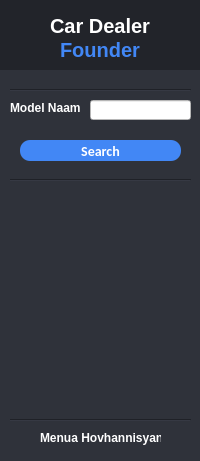
The window that Interface/mainwindow.ui (UAntwerpen/groep-ta-2020-2021-menua) describes before a commit, drawn with Qt 5.
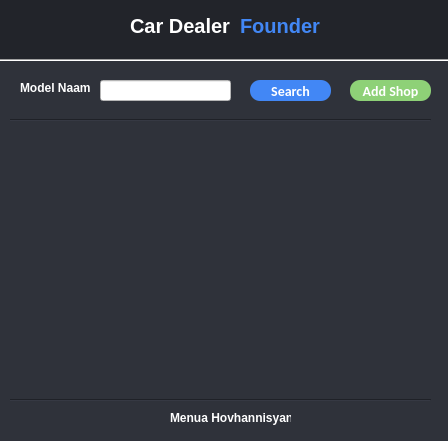
The same window after the commit.

```diff
--- a/Interface/mainwindow.ui
+++ b/Interface/mainwindow.ui
@@ -9,8 +9,8 @@
    <rect>
     <x>0</x>
     <y>0</y>
-    <width>200</width>
-    <height>461</height>
+    <width>448</width>
+    <height>441</height>
    </rect>
   </property>
   <property name="sizePolicy">
@@ -36,8 +36,8 @@
     <property name="geometry">
      <rect>
       <x>0</x>
-      <y>70</y>
-      <width>200</width>
+      <y>60</y>
+      <width>451</width>
       <height>391</height>
      </rect>
     </property>
@@ -59,30 +59,8 @@
      <rect>
       <x>0</x>
       <y>0</y>
-      <width>201</width>
-      <height>91</height>
-     </rect>
-    </property>
-    <property name="styleSheet">
-     <string notr="true">color: rgb(34, 36, 42);</string>
-    </property>
-    <property name="frameShadow">
-     <enum>QFrame::Plain</enum>
-    </property>
-    <property name="lineWidth">
-     <number>500</number>
-    </property>
-    <property name="orientation">
-     <enum>Qt::Horizontal</enum>
-    </property>
-   </widget>
-   <widget class="Line" name="line_3">
-    <property name="geometry">
-     <rect>
-      <x>20</x>
-      <y>650</y>
-      <width>1261</width>
-      <height>51</height>
+      <width>451</width>
+      <height>61</height>
      </rect>
     </property>
     <property name="styleSheet">
@@ -101,9 +79,9 @@
    <widget class="QPushButton" name="search_btn">
     <property name="geometry">
      <rect>
-      <x>20</x>
-      <y>140</y>
-      <width>161</width>
+      <x>250</x>
+      <y>80</y>
+      <width>81</width>
       <height>21</height>
      </rect>
     </property>
@@ -130,18 +108,18 @@
    <widget class="QLineEdit" name="input_txt">
     <property name="geometry">
      <rect>
-      <x>90</x>
-      <y>100</y>
-      <width>101</width>
-      <height>20</height>
+      <x>100</x>
+      <y>80</y>
+      <width>131</width>
+      <height>21</height>
      </rect>
     </property>
    </widget>
    <widget class="QLabel" name="label1">
     <property name="geometry">
      <rect>
-      <x>10</x>
-      <y>100</y>
+      <x>20</x>
+      <y>80</y>
       <width>71</width>
       <height>16</height>
      </rect>
@@ -159,8 +137,8 @@
     <property name="geometry">
      <rect>
       <x>10</x>
-      <y>170</y>
-      <width>181</width>
+      <y>390</y>
+      <width>421</width>
       <height>20</height>
      </rect>
     </property>
@@ -175,14 +153,14 @@
    <widget class="QLabel" name="label_2">
     <property name="geometry">
      <rect>
-      <x>50</x>
+      <x>130</x>
       <y>10</y>
       <width>111</width>
       <height>31</height>
      </rect>
     </property>
     <property name="styleSheet">
-     <string notr="true">background-color: rgb(34, 36, 42);
+     <string notr="true">background-color: none;
 color: rgb(255, 255, 255);
 font: bold Calibri;
 font-size: 20px;</string>
@@ -194,14 +172,14 @@
    <widget class="QLabel" name="label_3">
     <property name="geometry">
      <rect>
-      <x>60</x>
-      <y>40</y>
+      <x>240</x>
+      <y>10</y>
       <width>91</width>
-      <height>20</height>
+      <height>31</height>
      </rect>
     </property>
     <property name="styleSheet">
-     <string notr="true">background-color: rgb(34, 36, 42);
+     <string notr="true">background-color: none;
 color: rgb(66, 135, 245);
 font: bold Calibri;
 font-size: 20px;</string>
@@ -214,48 +192,8 @@
     <property name="geometry">
      <rect>
       <x>10</x>
-      <y>80</y>
-      <width>181</width>
-      <height>20</height>
-     </rect>
-    </property>
-    <property name="styleSheet">
-     <string notr="true">background-color: rgb(47, 50, 58);
-</string>
-    </property>
-    <property name="orientation">
-     <enum>Qt::Horizontal</enum>
-    </property>
-   </widget>
-   <widget class="QLabel" name="label_6">
-    <property name="geometry">
-     <rect>
-      <x>450</x>
-      <y>660</y>
-      <width>531</width>
-      <height>81</height>
-     </rect>
-    </property>
-    <property name="styleSheet">
-     <string notr="true">background-color: rgb(34, 36, 42);
-color: white;
-font: bold 8px Calibri</string>
-    </property>
-    <property name="text">
-     <string>© Copyrights Denis Yusuf &amp; Menua Hovhannisyan. All Rights Reserved
-
-Vaccin Distributie Simulatie</string>
-    </property>
-    <property name="alignment">
-     <set>Qt::AlignHCenter|Qt::AlignTop</set>
-    </property>
-   </widget>
-   <widget class="Line" name="line_9">
-    <property name="geometry">
-     <rect>
-      <x>10</x>
-      <y>410</y>
-      <width>181</width>
+      <y>110</y>
+      <width>421</width>
       <height>20</height>
      </rect>
     </property>
@@ -270,8 +208,8 @@
    <widget class="QLabel" name="label2">
     <property name="geometry">
      <rect>
-      <x>40</x>
-      <y>430</y>
+      <x>170</x>
+      <y>410</y>
       <width>121</width>
       <height>16</height>
      </rect>
@@ -289,9 +227,9 @@
     <property name="geometry">
      <rect>
       <x>10</x>
-      <y>190</y>
-      <width>181</width>
-      <height>221</height>
+      <y>130</y>
+      <width>421</width>
+      <height>261</height>
      </rect>
     </property>
     <property name="styleSheet">
@@ -300,8 +238,70 @@
 border: none;</string>
     </property>
    </widget>
+   <widget class="Line" name="line_7">
+    <property name="geometry">
+     <rect>
+      <x>0</x>
+      <y>50</y>
+      <width>451</width>
+      <height>20</height>
+     </rect>
+    </property>
+    <property name="styleSheet">
+     <string notr="true">background-color: none;
+</string>
+    </property>
+    <property name="orientation">
+     <enum>Qt::Horizontal</enum>
+    </property>
+   </widget>
+   <widget class="QLabel" name="error_lbl">
+    <property name="geometry">
+     <rect>
+      <x>10</x>
+      <y>130</y>
+      <width>311</width>
+      <height>16</height>
+     </rect>
+    </property>
+    <property name="styleSheet">
+     <string notr="true">background-color: none;
+color: rgb(199, 56, 56);</string>
+    </property>
+    <property name="text">
+     <string/>
+    </property>
+   </widget>
+   <widget class="QPushButton" name="add_btn">
+    <property name="geometry">
+     <rect>
+      <x>350</x>
+      <y>80</y>
+      <width>81</width>
+      <height>21</height>
+     </rect>
+    </property>
+    <property name="styleSheet">
+     <string notr="true">QPushButton{
+      background-color: rgb(142, 209, 119);
+      border-radius: 10px;
+      font: bold 14px Calibri;
+color:white;
+  }
+
+QPushButton:hover{
+ background-color: rgb(123, 209, 94);
+}
+
+QPushButton:pressed{
+background-color: rgb(96, 163, 73);
+}</string>
+    </property>
+    <property name="text">
+     <string>Add Shop</string>
+    </property>
+   </widget>
    <zorder>line_2</zorder>
-   <zorder>line_3</zorder>
    <zorder>line</zorder>
    <zorder>search_btn</zorder>
    <zorder>input_txt</zorder>
@@ -310,10 +310,11 @@
    <zorder>label_2</zorder>
    <zorder>label_3</zorder>
    <zorder>line_6</zorder>
-   <zorder>label_6</zorder>
-   <zorder>line_9</zorder>
    <zorder>label2</zorder>
    <zorder>result_lw</zorder>
+   <zorder>line_7</zorder>
+   <zorder>error_lbl</zorder>
+   <zorder>add_btn</zorder>
   </widget>
  </widget>
  <resources/>
```
